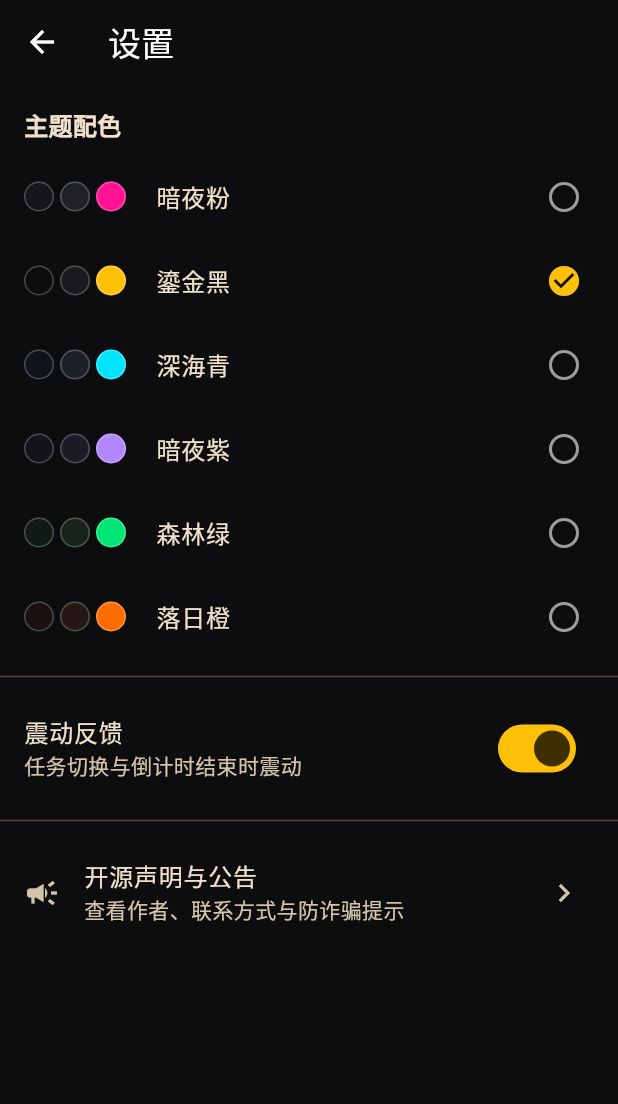
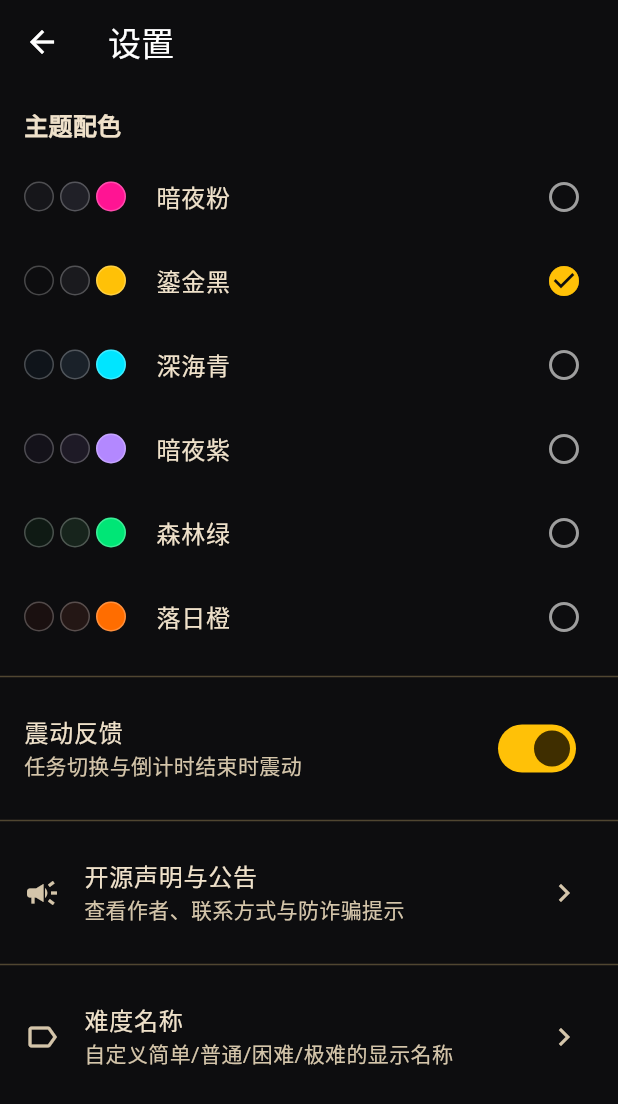
Before and after one commit to 166767/couple-task-game, a Flutter app: the SettingsPage screen opened directly, after a tap on "暗夜粉", after a tap on "鎏金黑", on a phone screen of 412 x 824 dp. Shown: the top 1104 px of the screen. Run offline on Flutter 3.47's test engine with Material 3 defaults, Android fonts, the phone set to English and light mode, and no system bars; our stand-ins replace file_picker, share_plus, shared_preferences, vibration; missing offline and left inert: charset; accounts and stored records are empty.

Commit message:
feat: 游戏页暂停按钮 + 难度名称自定义

```diff
--- a/lib/main.dart
+++ b/lib/main.dart
@@ -2,6 +2,7 @@ import 'dart:async';
 
 import 'package:flutter/material.dart';
 
+import 'models/difficulty.dart';
 import 'pages/splash_page.dart';
 import 'services/storage_service.dart';
 import 'theme.dart';
@@ -20,6 +21,11 @@ Future<void> main() async {
     // 读取已保存的主题
     final themeId = await storage.getThemeId();
     themeNotifier.value = AppThemes.byId(themeId);
+    // 读取自定义难度名称
+    final names = await storage.getDifficultyNames();
+    difficultyNames.value = {
+      for (final d in Difficulty.values) d: names[d.name] ?? d.defaultLabel,
+    };
   } catch (e) {
     // 初始化失败不阻塞启动：进入主页后若任务包为空，会提示"请先导入任务包"
     debugPrint('存储初始化失败（继续启动）: $e');
--- a/lib/models/difficulty.dart
+++ b/lib/models/difficulty.dart
@@ -1,3 +1,9 @@
+import 'package:flutter/foundation.dart';
+
+/// 全局难度显示名称（设置页可自定义，即时生效）
+final ValueNotifier<Map<Difficulty, String>> difficultyNames =
+    ValueNotifier<Map<Difficulty, String>>({});
+
 /// 任务难度枚举
 enum Difficulty {
   /// 简单
@@ -12,16 +18,19 @@ enum Difficulty {
   /// 极难
   extreme;
 
-  /// 中文名称
-  String get label => switch (this) {
+  /// 默认中文名（也用于 txt 章节标记，固定不变）
+  String get defaultLabel => switch (this) {
         Difficulty.easy => '简单',
         Difficulty.normal => '普通',
         Difficulty.hard => '困难',
         Difficulty.extreme => '极难',
       };
 
-  /// 章节标记，如 [简单]
-  String get sectionTag => '[$label]';
+  /// 显示名称（可被用户自定义覆盖，未自定义时用默认名）
+  String get label => difficultyNames.value[this] ?? defaultLabel;
+
+  /// 章节标记，如 [简单]（txt 导入固定用默认名，不受自定义影响）
+  String get sectionTag => '[$defaultLabel]';
 
   /// 根据章节标记解析难度，不匹配返回 null
   static Difficulty? fromSectionTag(String line) {
--- a/lib/pages/game_page.dart
+++ b/lib/pages/game_page.dart
@@ -35,6 +35,7 @@ class _GamePageState extends State<GamePage> {
   int _taskRemaining = 0;
   Task? _currentTask;
   bool _vibrationEnabled = true;
+  bool _paused = false;
 
   /// 本轮已抽取任务索引集合（索引相对当前难度列表）
   final Set<int> _used = {};
@@ -180,6 +181,16 @@ class _GamePageState extends State<GamePage> {
     _drawNextTask();
   }
 
+  /// 暂停 / 继续
+  void _togglePause() {
+    setState(() => _paused = !_paused);
+    if (_paused) {
+      _timer?.cancel(); // 暂停：停止计时
+    } else {
+      _startTimer(); // 继续：重新计时
+    }
+  }
+
   /// 剩余总时长文本，格式 分:秒
   String get _totalTimeText {
     final m = _totalSeconds ~/ 60;
@@ -255,17 +266,31 @@ class _GamePageState extends State<GamePage> {
               borderRadius: BorderRadius.circular(6),
             ),
             const SizedBox(height: 32),
-            // 跳过按钮
-            FilledButton.icon(
-              onPressed: _skip,
-              icon: const Icon(Icons.skip_next),
-              label: const Text('跳过'),
-              style: FilledButton.styleFrom(
-                padding: const EdgeInsets.symmetric(
-                  horizontal: 48,
-                  vertical: 16,
+            // 暂停/继续 + 跳过按钮
+            Row(
+              children: [
+                Expanded(
+                  child: FilledButton.tonalIcon(
+                    onPressed: _togglePause,
+                    icon: Icon(_paused ? Icons.play_arrow : Icons.pause),
+                    label: Text(_paused ? '继续' : '暂停'),
+                    style: FilledButton.styleFrom(
+                      padding: const EdgeInsets.symmetric(vertical: 16),
+                    ),
+                  ),
                 ),
-              ),
+                const SizedBox(width: 16),
+                Expanded(
+                  child: FilledButton.icon(
+                    onPressed: _paused ? null : _skip, // 暂停时禁用跳过
+                    icon: const Icon(Icons.skip_next),
+                    label: const Text('跳过'),
+                    style: FilledButton.styleFrom(
+                      padding: const EdgeInsets.symmetric(vertical: 16),
+                    ),
+                  ),
+                ),
+              ],
             ),
             const SizedBox(height: 24),
           ],
--- a/lib/pages/home_page.dart
+++ b/lib/pages/home_page.dart
@@ -127,7 +127,10 @@ class _HomePageState extends State<HomePage> {
               style: TextStyle(fontSize: 18, fontWeight: FontWeight.bold),
             ),
             const SizedBox(height: 12),
-            Wrap(
+            // 监听难度名称变化，即时更新显示
+            ValueListenableBuilder<Map<Difficulty, String>>(
+              valueListenable: difficultyNames,
+              builder: (context, _, _) => Wrap(
                 spacing: 12,
                 runSpacing: 12,
                 children: [
@@ -138,6 +141,7 @@ class _HomePageState extends State<HomePage> {
                       onSelected: (_) => setState(() => _difficulty = d),
                     ),
                 ],
+              ),
             ),
             const SizedBox(height: 32),
             // 总时长调节
```
Also changed, not shown: lib/pages/settings_page.dart (+92 -0 lines), lib/services/storage_service.dart (+16 -0 lines). Lines whose indentation alone changed are shown as unchanged.
